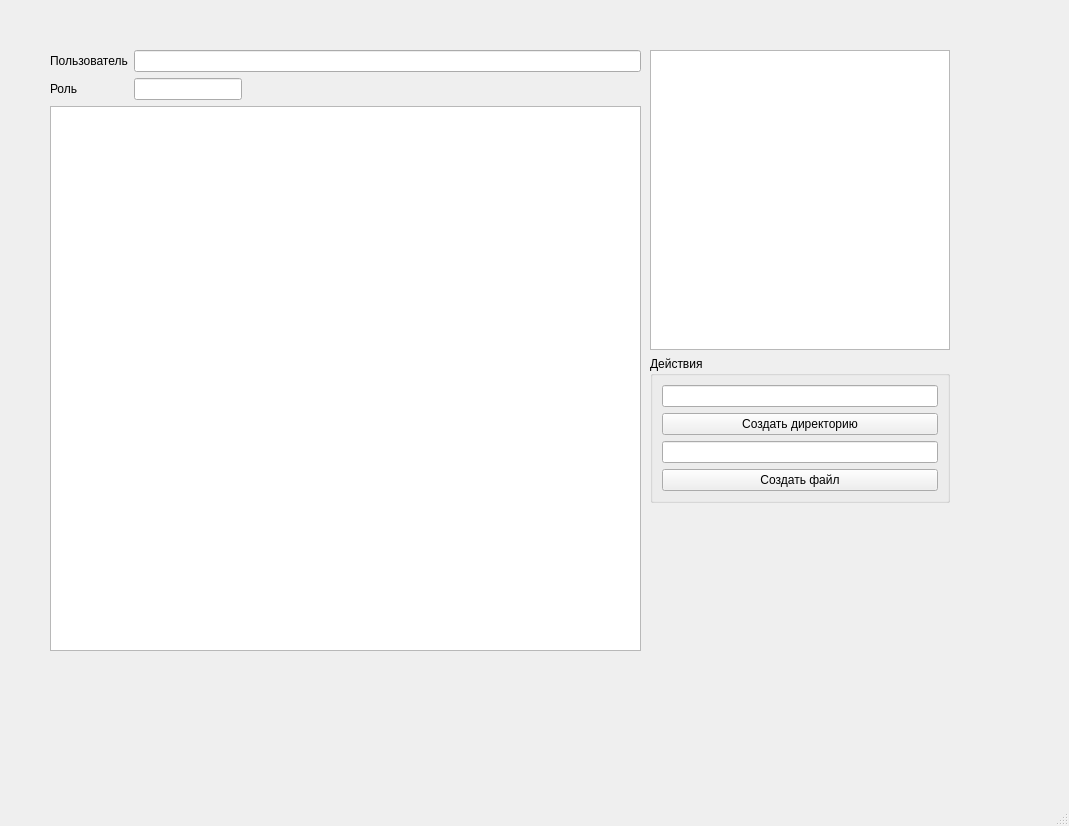
Qt form src/app/app_win.ui (zloyaloha/permisson-service) before a commit.
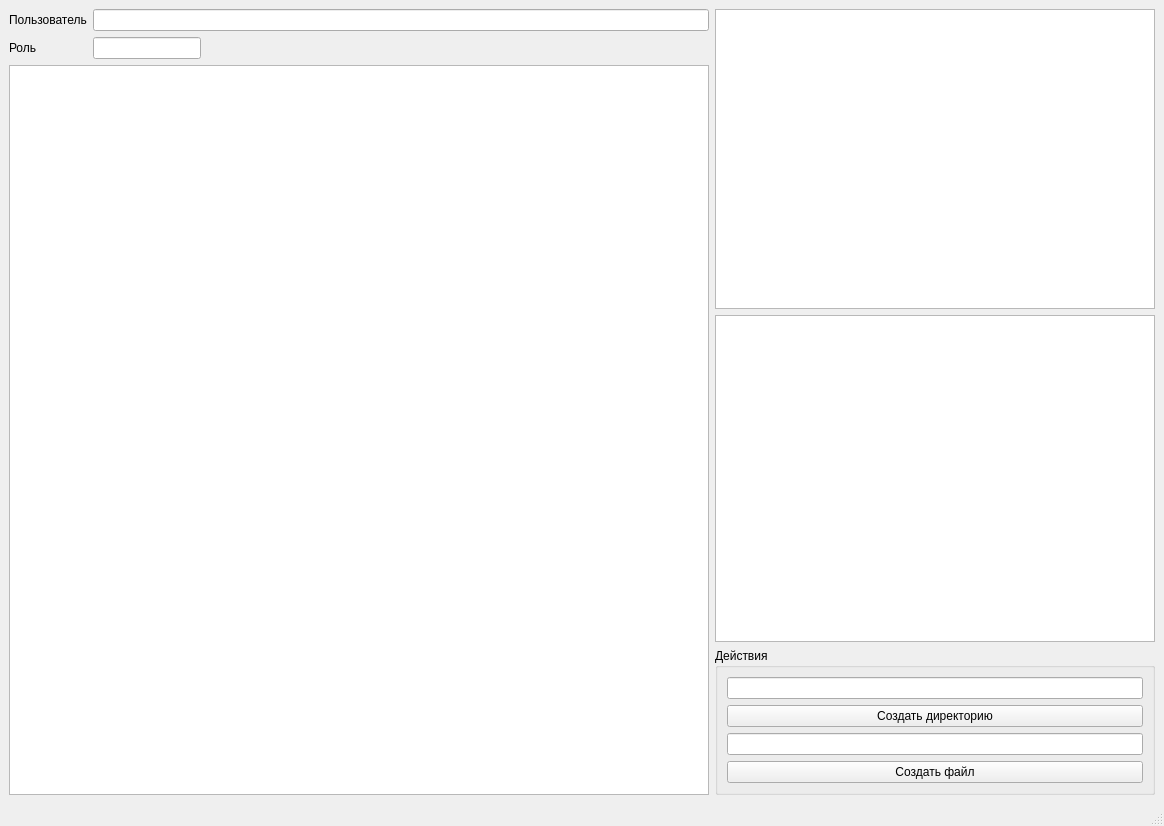
The same form after that commit.

Commit message: add group view. add user adding to group

Patch:
```diff
--- a/src/app/app_win.ui
+++ b/src/app/app_win.ui
@@ -6,7 +6,7 @@
    <rect>
     <x>0</x>
     <y>0</y>
-    <width>1069</width>
+    <width>1164</width>
     <height>826</height>
    </rect>
   </property>
@@ -14,15 +14,10 @@
    <string>MainWindow</string>
   </property>
   <widget class="QWidget" name="centralwidget">
-   <widget class="QWidget" name="layoutWidget">
-    <property name="geometry">
-     <rect>
-      <x>50</x>
-      <y>50</y>
-      <width>591</width>
-      <height>601</height>
-     </rect>
-    </property>
+   <layout class="QHBoxLayout" name="horizontalLayout_2">
+    <item>
+     <layout class="QHBoxLayout" name="horizontalLayout">
+      <item>
     <layout class="QVBoxLayout" name="fileListLayout">
      <property name="sizeConstraint">
       <enum>QLayout::SetMaximumSize</enum>
@@ -77,7 +72,7 @@
          </property>
          <property name="minimumSize">
           <size>
-           <width>10</width>
+              <width>700</width>
            <height>10</height>
           </size>
          </property>
@@ -92,16 +87,8 @@
       </layout>
      </item>
     </layout>
-   </widget>
-   <widget class="QWidget" name="layoutWidget">
-    <property name="geometry">
-     <rect>
-      <x>650</x>
-      <y>50</y>
-      <width>371</width>
-      <height>601</height>
-     </rect>
-    </property>
+      </item>
+      <item>
     <layout class="QVBoxLayout" name="infoLayout">
      <property name="sizeConstraint">
       <enum>QLayout::SetFixedSize</enum>
@@ -116,7 +103,7 @@
        </property>
        <property name="minimumSize">
         <size>
-         <width>300</width>
+            <width>200</width>
          <height>300</height>
         </size>
        </property>
@@ -125,12 +112,22 @@
        </property>
       </widget>
      </item>
+        <item>
+         <widget class="QTreeView" name="groupsTree">
+          <property name="minimumSize">
+           <size>
+            <width>0</width>
+            <height>300</height>
+           </size>
+          </property>
+         </widget>
+        </item>
      <item>
       <widget class="QGroupBox" name="buttonsGroupBox">
        <property name="sizePolicy">
-        <sizepolicy hsizetype="Expanding" vsizetype="Expanding">
-         <horstretch>100</horstretch>
-         <verstretch>123</verstretch>
+           <sizepolicy hsizetype="Maximum" vsizetype="Maximum">
+            <horstretch>0</horstretch>
+            <verstretch>0</verstretch>
         </sizepolicy>
        </property>
        <property name="minimumSize">
@@ -142,7 +139,7 @@
        <property name="maximumSize">
         <size>
          <width>500</width>
-         <height>500</height>
+            <height>200</height>
         </size>
        </property>
        <property name="title">
@@ -177,7 +174,10 @@
       </widget>
      </item>
     </layout>
-   </widget>
+      </item>
+     </layout>
+    </item>
+   </layout>
   </widget>
   <widget class="QMenuBar" name="menubar">
    <property name="geometry">
```
Left out of the diff: 2 changed lines with no effect on the pictures. Lines whose indentation alone changed are shown as unchanged. The commit also changes 10 other files.
